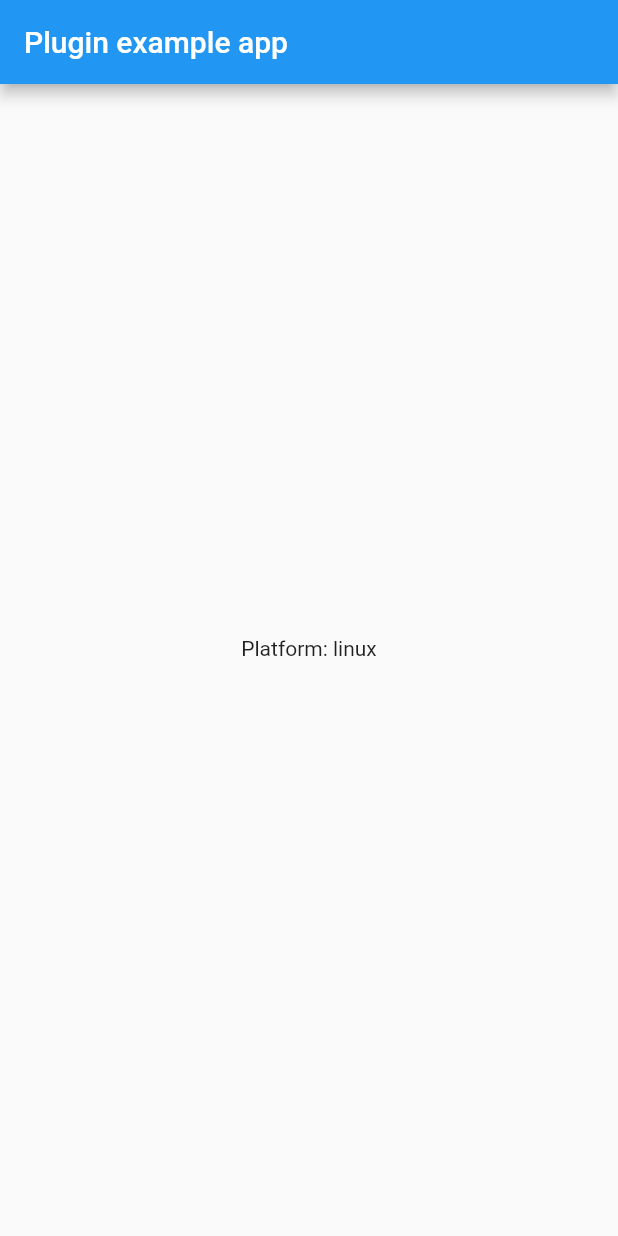
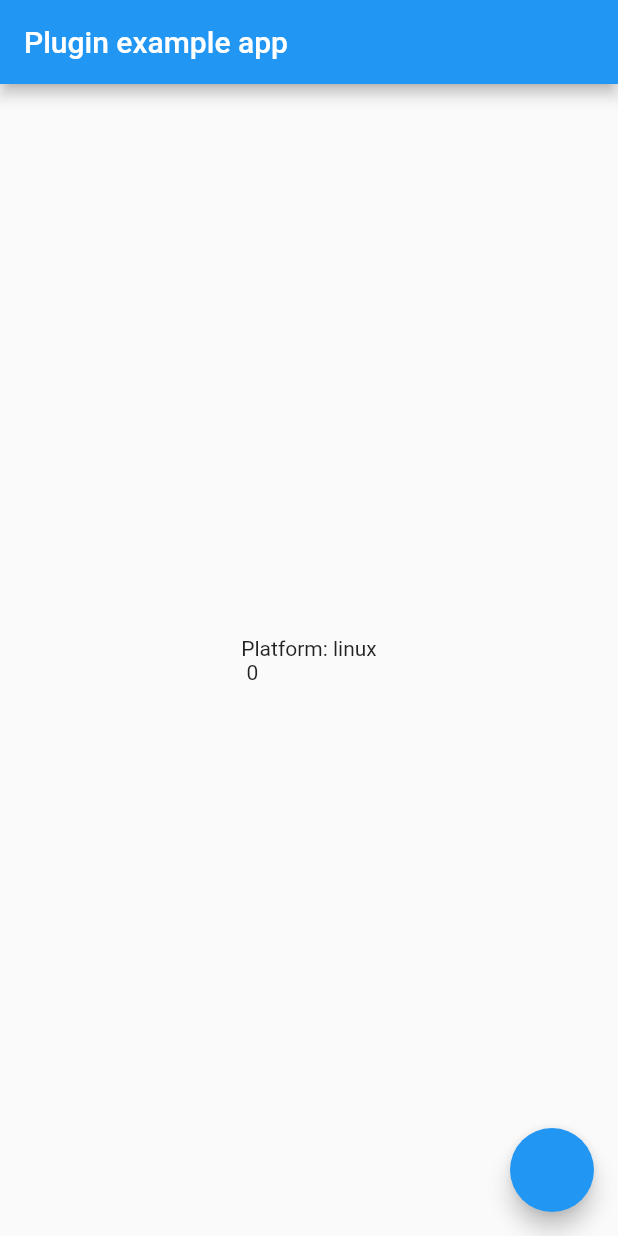
Before and after one commit to na8esin/flutter_integration_test_sample, a Flutter app: the screen it shows after launch, on a phone screen of 412 x 824 dp. Run offline on Flutter 3.47's test engine with Material 2 defaults, Android fonts, the phone set to English and light mode, and no system bars; our stand-ins replace flutter_hooks, hooks_riverpod; missing offline and left inert: dart:html.

Commit message:
riverpodを追加して、fabをタップするテストを追加して、動くのを確認したところ

```diff
--- a/lib/my_app.dart
+++ b/lib/my_app.dart
@@ -4,26 +4,33 @@
 
 import 'dart:io' show Platform;
 import 'package:flutter/material.dart';
+import 'package:flutter_hooks/flutter_hooks.dart';
+import 'package:hooks_riverpod/hooks_riverpod.dart';
 
 // ignore_for_file: public_member_api_docs
 
-void startApp() => runApp(MyApp());
+void startApp() => runApp(ProviderScope(
+      child: MyApp(),
+    ));
 
-class MyApp extends StatefulWidget {
-  @override
-  _MyAppState createState() => _MyAppState();
-}
-
-class _MyAppState extends State<MyApp> {
+class MyApp extends HookWidget {
   @override
   Widget build(BuildContext context) {
+    final count = useState(0);
     return MaterialApp(
       home: Scaffold(
+        floatingActionButton: FloatingActionButton(
+          tooltip: 'Increment',
+          onPressed: () {
+            count.value++;
+          },
+        ),
         appBar: AppBar(
           title: const Text('Plugin example app'),
         ),
         body: Center(
-          child: Text('Platform: ${Platform.operatingSystem}\n'),
+          child:
+              Text('Platform: ${Platform.operatingSystem}\n ${count.value++}'),
         ),
       ),
     );
--- a/pubspec.yaml
+++ b/pubspec.yaml
@@ -10,6 +10,8 @@ dependencies:
   flutter:
     sdk: flutter
 
+  flutter_hooks: ^0.16.0-nullsafety.0
+  hooks_riverpod: ^0.14.0
   cupertino_icons: ^0.1.2
 
 dev_dependencies:
```
Also changed, not shown: pubspec.lock, 2 other files.
